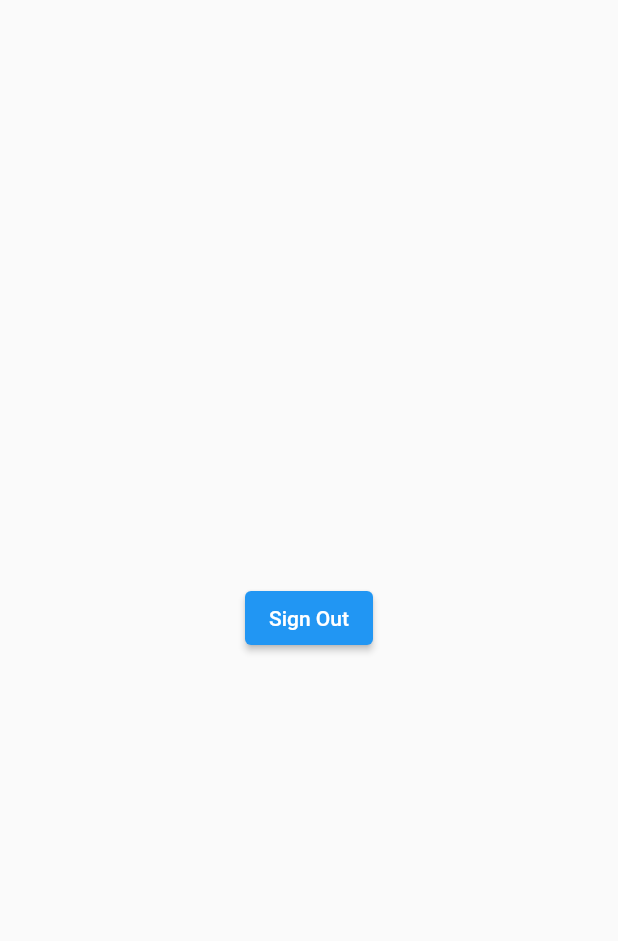
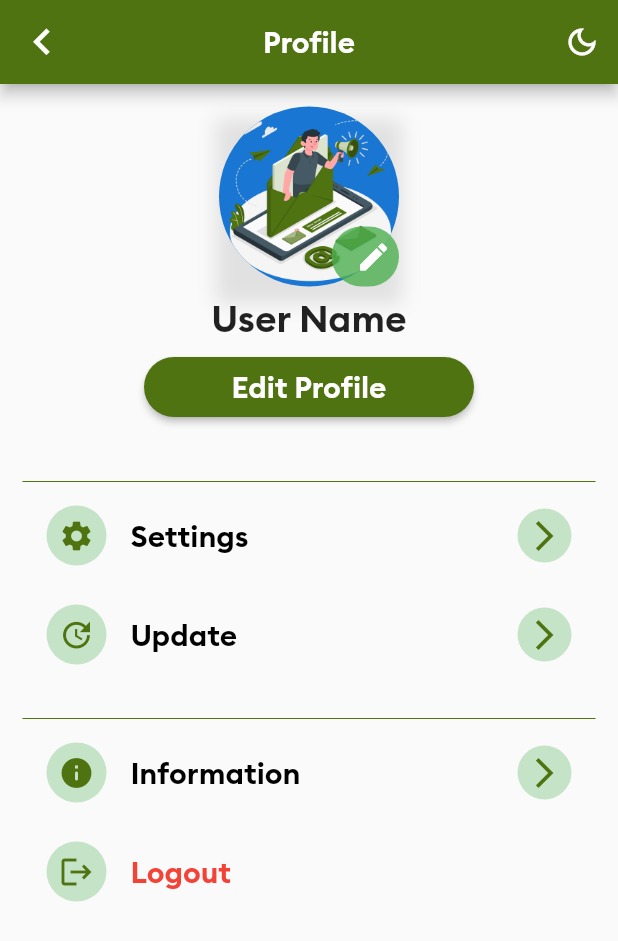
Before and after one commit to elTeam123/graProject, a Flutter app: the ProfileTabPage screen opened directly, on a phone screen of 412 x 824 dp. Shown: the top 941 px of the screen. Run offline on Flutter 3.47's test engine with Material 2 defaults, Android fonts, the phone set to English and light mode, and no system bars; our stand-ins replace firebase_auth, firebase_core, firebase_database, firebase_storage, fluttertoast, geolocator and 4 more; accounts and stored records are empty.

Commit message:
تعديل

```diff
--- a/onroad 2/lib/mainScreens/main_screens.dart
+++ b/onroad 2/lib/mainScreens/main_screens.dart
@@ -2,8 +2,8 @@ import 'package:flutter/material.dart';
 import 'package:google_nav_bar/google_nav_bar.dart';
 import 'package:onroad/tabPages/Home_TabPage.dart';
 import 'package:onroad/tabPages/Notifications.dart';
-import 'package:onroad/tabPages/Profile_TabPage.dart';
 import 'package:onroad/tabPages/Ratings_TabPage.dart';
+import 'package:onroad/tabPages/profile/profile_TabPage.dart';
 
 class MainScreen extends StatefulWidget {
   const MainScreen({super.key});
@@ -40,8 +40,8 @@ class _MainScreenState extends State<MainScreen>
         children: const [
           HomeTabPage(),
           RatingsTabPage(),
+          Notifications(),
           ProfileTabPage(),
-          Notifications(),
         ],
       ),
       bottomNavigationBar: Container(
--- /dev/null
+++ b/onroad 2/lib/tabPages/profile/profile_TabPage.dart
@@ -0,0 +1,283 @@
+
+import 'package:flutter/material.dart';
+import 'package:onroad/tabPages/profile/editprofile.dart';
+import '../../authenticatio/provider/login_screen_provider.dart';
+import '../../global/global.dart';
+
+class ProfileTabPage extends StatelessWidget {
+  const ProfileTabPage({super.key});
+
+  @override
+  Widget build(BuildContext context) {
+    return Scaffold(
+      appBar: AppBar(
+        backgroundColor: const Color.fromARGB(255, 79, 115, 17),
+        leading: IconButton(
+          onPressed: () {},
+          icon: const Icon(
+            Icons.chevron_left_outlined,
+            size: 35.0,
+          ),
+        ),
+        title: const Text(
+          'Profile',
+          style: TextStyle(
+            fontSize: 20.0,
+            fontFamily: 'Brand Bold',
+            fontWeight: FontWeight.w500,
+          ),
+        ),
+        centerTitle: true,
+        actions: [
+          IconButton(
+            onPressed: () {},
+            icon: const Icon(
+              Icons.dark_mode_outlined,
+            ),
+          )
+        ],
+      ),
+      body: SingleChildScrollView(
+        child: Padding(
+          padding: const EdgeInsets.all(
+            15.0,
+          ),
+          child: SizedBox(
+            width: double.infinity,
+            child: Column(
+              children: [
+                Stack(
+                  children: [
+                    Container(
+                      decoration: BoxDecoration(
+                        boxShadow: [
+                          BoxShadow(
+                            spreadRadius: 2,
+                            blurRadius: 10,
+                            color: Colors.black.withOpacity(0.1),
+                            offset: const Offset(0, 10),
+                          ),
+                        ],
+                      ),
+                      child: const CircleAvatar(
+                        radius: 60,
+                        backgroundImage: AssetImage(
+                          'images/signup.png',
+                        ),
+                      ),
+                    ),
+                    Positioned(
+                      bottom: 0.0,
+                      right: 0.0,
+                      child: Container(
+                        height: 40.0,
+                        width: 45.0,
+                        decoration: BoxDecoration(
+                          borderRadius: BorderRadius.circular(25.0),
+                          color: Colors.green.withOpacity(.8),
+                        ),
+                        child: MaterialButton(
+                          onPressed: () {
+
+                          },
+                          child: const Icon(
+                            Icons.edit_rounded,
+                            color: Colors.white,
+                          ),
+                        ),
+                      ),
+                    ),
+                  ],
+                ),
+                const SizedBox(
+                  height: 5.0,
+                ),
+                const Text(
+                  'User Name',
+                  maxLines: 1,
+                  overflow: TextOverflow.ellipsis,
+                  style: TextStyle(
+                    fontSize: 25.0,
+                    fontFamily: 'Brand Bold',
+                    fontWeight: FontWeight.w500,
+                  ),
+                ),
+                const SizedBox(
+                  height: 10.0,
+                ),
+                SizedBox(
+                  width: 220.0,
+                  height: 40.0,
+                  child: ElevatedButton(
+                    onPressed: () {
+                      Navigator.push(
+                        context,
+                        MaterialPageRoute(
+                          builder: (c) => const EditProfile(),
+                        ),
+                      );
+                    },
+                    style: ElevatedButton.styleFrom(
+                      backgroundColor: const Color.fromARGB(255, 79, 115, 17),
+                      side: BorderSide.none,
+                      shape: const StadiumBorder(),
+                    ),
+                    child: const Text(
+                      'Edit Profile',
+                      style: TextStyle(
+                        fontSize: 20.0,
+                        fontFamily: 'Brand Bold',
+                        fontWeight: FontWeight.w500,
+                      ),
+                    ),
+                  ),
+                ),
+                const SizedBox(
+                  height: 35.0,
+                ),
+                const Divider(
+                  color: Color.fromARGB(
+                    255,
+                    79,
+                    115,
+                    17,
+                  ),
+                ),
+                ProfileMenuWidget(
+                  title: 'Settings',
+                  icon: Icons.settings,
+                  textColor: Colors.black,
+                  endIcon: true,
+                  onPress: () {},
+                ),
+                const SizedBox(
+                  height: 10,
+                ),
+                ProfileMenuWidget(
+                  title: 'Update',
+                  icon: Icons.update,
+                  textColor: Colors.black,
+                  endIcon: true,
+                  onPress: () {},
+                ),
+                const SizedBox(
+                  height: 20.0,
+                ),
+                const Divider(
+                  color: Color.fromARGB(
+                    255,
+                    79,
+                    115,
+                    17,
+                  ),
+                ),
+                ProfileMenuWidget(
+                  title: 'Information',
+                  icon: Icons.info_rounded,
+                  textColor: Colors.black,
+                  endIcon: true,
+                  onPress: () {},
+                ),
+                const SizedBox(
+                  height: 10,
+                ),
+                ProfileMenuWidget(
+                  title: 'Logout',
+                  icon: Icons.logout,
+                  textColor: Colors.red,
+                  endIcon: false,
+                  onPress: () {
+                    fAuth.signOut();
+                    Navigator.push(
+                      context,
+                      MaterialPageRoute(
+                        builder: (c) => LoginScreen(),
+                      ),
+                    );
+                  },
+                ),
+              ],
+            ),
+          ),
+        ),
+      ),
+    );
+  }
+}
+
+class ProfileMenuWidget extends StatelessWidget {
+  const ProfileMenuWidget({
+    super.key,
+    required this.title,
+    required this.icon,
+    required this.onPress,
+    this.endIcon = true,
+    this.textColor,
+  });
+  final String title;
+  // ignore: non_constant_identifier_names
+  final IconData icon;
+  final VoidCallback onPress;
+  final bool endIcon;
+  final Color? textColor;
+
+  @override
+  Widget build(BuildContext context) {
+    return ListTile(
+      onTap: onPress,
+      leading: Container(
+        width: 40.0,
+        height: 40.0,
+        decoration: BoxDecoration(
+          borderRadius: BorderRadius.circular(
+            30.0,
+          ),
+          color: Colors.green.withOpacity(
+            0.3,
+          ),
+        ),
+        child: Icon(
+          (icon),
+          color: const Color.fromARGB(
+            255,
+            79,
+            115,
+            17,
+          ),
+        ),
+      ),
+      title: Text(
+        title,
+        style: TextStyle(
+          fontSize: 20.0,
+          fontFamily: 'Brand Bold',
+          fontWeight: FontWeight.w500,
+          color: textColor,
+        ),
+      ),
+      trailing: endIcon
+          ? Container(
+              width: 36.0,
+              height: 36.0,
+              decoration: BoxDecoration(
+                borderRadius: BorderRadius.circular(
+                  30.0,
+                ),
+                color: Colors.green.withOpacity(
+                  0.3,
+                ),
+              ),
+              child: const Icon(
+                Icons.arrow_forward_ios_outlined,
+                color: Color.fromARGB(
+                  255,
+                  79,
+                  115,
+                  17,
+                ),
+              ),
+            )
+          : null,
+    );
+  }
+}
--- a/onroad 2/lib/tabPages/profile_TabPage.dart
+++ /dev/null
@@ -1,32 +0,0 @@
-import 'package:flutter/material.dart';
-import 'package:onroad/authenticatio/provider/login_screen_provider.dart';
-
-import 'package:onroad/global/global.dart';
-import 'package:onroad/splashScreen/splash_Screen.dart';
-
-import '../authenticatio/user/user_or_providr.dart';
-
-class ProfileTabPage extends StatefulWidget {
-  const ProfileTabPage({super.key});
-
-  @override
-  State<ProfileTabPage> createState() => _ProfileTabPageState();
-}
-
-class _ProfileTabPageState extends State<ProfileTabPage> {
-  @override
-  Widget build(BuildContext context) {
-    return Center(
-      child: ElevatedButton(
-        child: const Text(
-          "Sign Out",
-        ),
-        onPressed: () {
-          fAuth.signOut();
-          Navigator.push(
-              context, MaterialPageRoute(builder: (c) => const UserProvider()));
-        },
-      ),
-    );
-  }
-}
```
Also changed, not shown: onroad 2/lib/authenticatio/user/user_or_providr.dart (+6 -3 lines), onroad 2/lib/tabPages/profile/editprofile.dart (added, +225 -0 lines).
